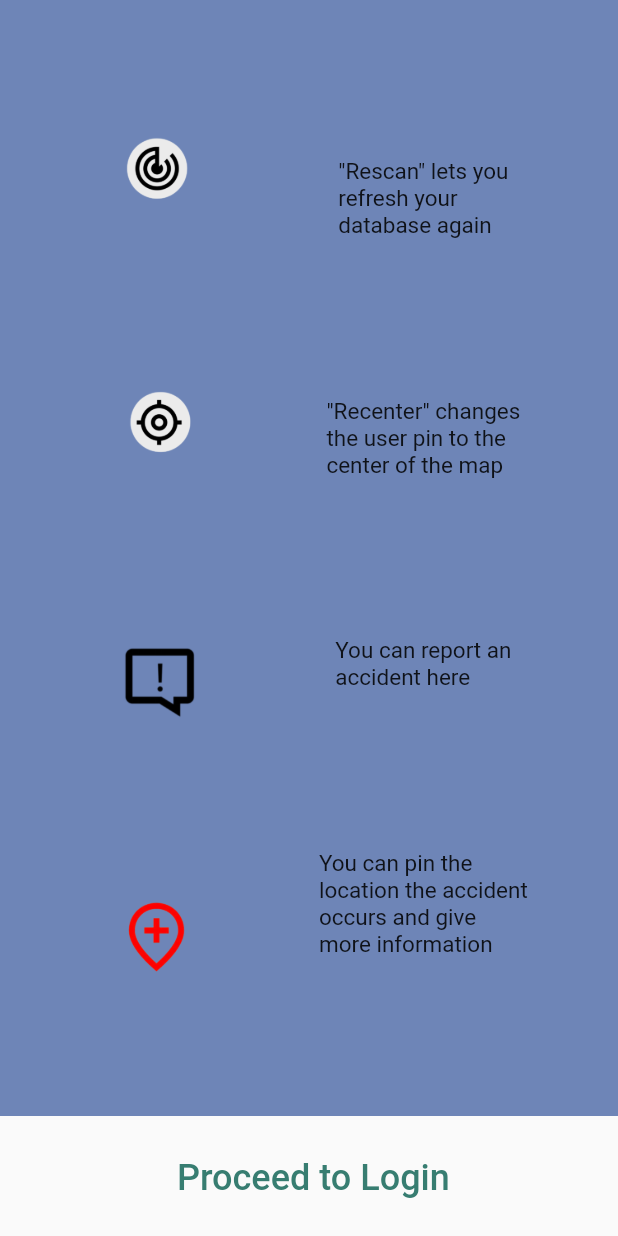
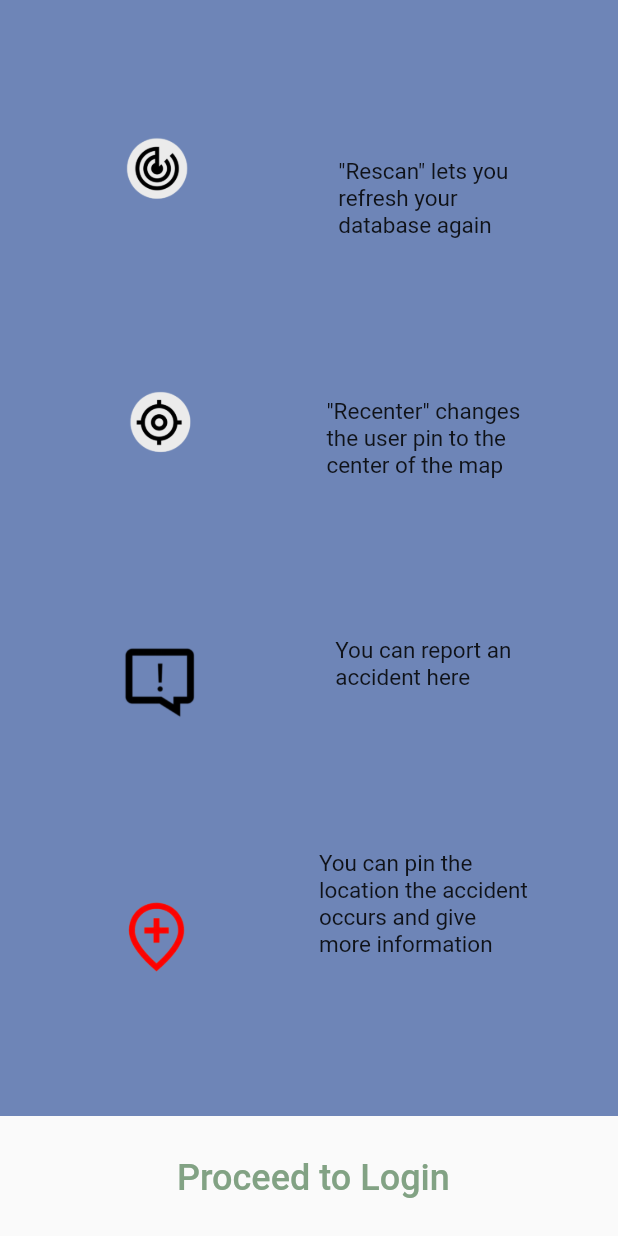
Before and after one commit to tnapat2000/joso101, a Flutter app: the screen it shows after launch, swiped to page 3, on a phone screen of 412 x 824 dp. Run offline on Flutter 3.47's test engine with Material 2 defaults, Android fonts, the phone set to English and light mode, and no system bars; our stand-ins replace cloud_firestore, firebase_auth, firebase_core, flutter_map, geolocator, latlong and 3 more; missing offline and left inert: flutter_map_marker_cluster; accounts and stored records are empty.

Commit message:
change green

```diff
--- a/lib/utils/colors.dart
+++ b/lib/utils/colors.dart
@@ -5,7 +5,7 @@ const background_green = Color(0xFFC5E1A5);
 const light_green = Color(0xFFDCEDC8);
 // const beige = Color(0xFFFBE9E7);
 // const green = Color(0xFF4DB6AC);
-const app_green = Color(0xFF377D71);
+const app_green = Color(0xFF82A284);
 const app_purple = Color(0xFF8879B0);
 const app_yellow = Color(0xFFFFE7BF);
 const app_red = Color(0xFFA10035);
```
